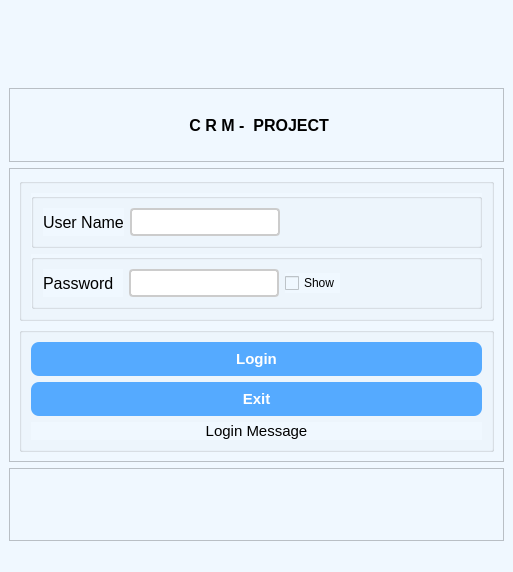
mithat720/Python-Module-Week7, file login.ui: the form before one commit.
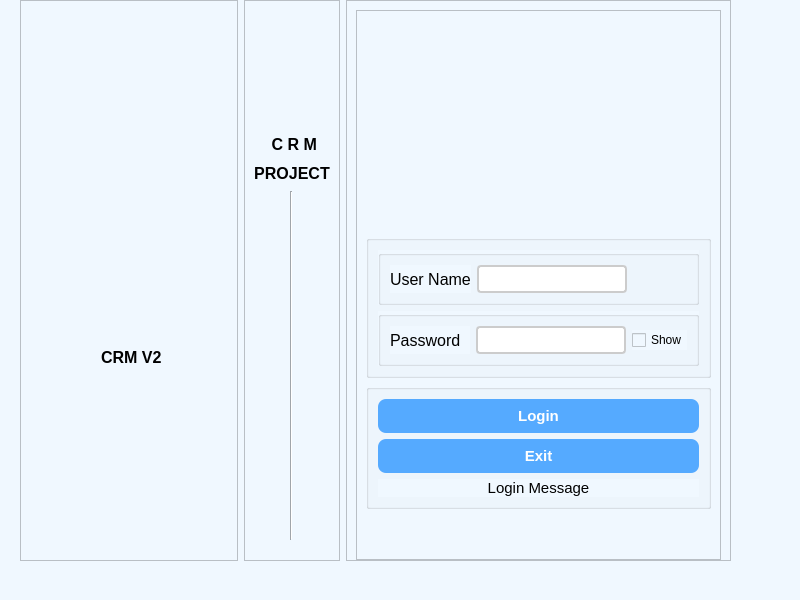
The form after the commit. Icons and pictures are not drawn.

Patch:
```diff
--- a/login.ui
+++ b/login.ui
@@ -6,8 +6,8 @@
    <rect>
     <x>0</x>
     <y>0</y>
-    <width>513</width>
-    <height>572</height>
+    <width>800</width>
+    <height>600</height>
    </rect>
   </property>
   <property name="windowTitle">
@@ -38,38 +38,122 @@
 </string>
   </property>
   <widget class="QWidget" name="centralwidget">
-   <layout class="QVBoxLayout" name="verticalLayout_2">
-    <item alignment="Qt::AlignHCenter">
+   <widget class="QWidget" name="layoutWidget">
+    <property name="geometry">
+     <rect>
+      <x>0</x>
+      <y>0</y>
+      <width>781</width>
+      <height>561</height>
+     </rect>
+    </property>
+    <layout class="QHBoxLayout" name="horizontalLayout" stretch="20,5,20">
+     <property name="leftMargin">
+      <number>20</number>
+     </property>
+     <property name="rightMargin">
+      <number>50</number>
+     </property>
+     <item>
+      <widget class="QFrame" name="frame_6">
+       <property name="frameShape">
+        <enum>QFrame::StyledPanel</enum>
+       </property>
+       <property name="frameShadow">
+        <enum>QFrame::Raised</enum>
+       </property>
+       <layout class="QVBoxLayout" name="verticalLayout_3" stretch="15,5,20">
+        <property name="spacing">
+         <number>6</number>
+        </property>
+        <property name="topMargin">
+         <number>200</number>
+        </property>
+        <item>
+         <widget class="QLabel" name="label">
+          <property name="text">
+           <string/>
+          </property>
+          <property name="pixmap">
+           <pixmap>Icons/werhere_logo_t.png</pixmap>
+          </property>
+          <property name="scaledContents">
+           <bool>false</bool>
+          </property>
+          <property name="alignment">
+           <set>Qt::AlignCenter</set>
+          </property>
+          <property name="margin">
+           <number>0</number>
+          </property>
+         </widget>
+        </item>
+        <item>
+         <widget class="QLabel" name="label_14">
+          <property name="font">
+           <font>
+            <pointsize>12</pointsize>
+            <weight>75</weight>
+            <bold>true</bold>
+           </font>
+          </property>
+          <property name="layoutDirection">
+           <enum>Qt::RightToLeft</enum>
+          </property>
+          <property name="text">
+           <string> CRM V2</string>
+          </property>
+          <property name="alignment">
+           <set>Qt::AlignCenter</set>
+          </property>
+         </widget>
+        </item>
+        <item>
+         <spacer name="verticalSpacer">
+          <property name="orientation">
+           <enum>Qt::Vertical</enum>
+          </property>
+          <property name="sizeType">
+           <enum>QSizePolicy::Expanding</enum>
+          </property>
+          <property name="sizeHint" stdset="0">
+           <size>
+            <width>20</width>
+            <height>40</height>
+           </size>
+          </property>
+         </spacer>
+        </item>
+       </layout>
+      </widget>
+     </item>
+     <item>
+      <widget class="QFrame" name="frame_4">
+       <property name="frameShape">
+        <enum>QFrame::StyledPanel</enum>
+       </property>
+       <property name="frameShadow">
+        <enum>QFrame::Raised</enum>
+       </property>
+       <layout class="QVBoxLayout" name="verticalLayout_2" stretch="5,1,1,15">
+        <property name="bottomMargin">
+         <number>20</number>
+        </property>
+        <item>
      <widget class="QLabel" name="label_13">
+          <property name="layoutDirection">
+           <enum>Qt::RightToLeft</enum>
+          </property>
       <property name="text">
        <string/>
       </property>
       <property name="pixmap">
-       <pixmap>Icons/png/rsz_logo_vit-7-3-1.png</pixmap>
-      </property>
-     </widget>
-    </item>
-    <item>
-     <widget class="QFrame" name="frame_3">
-      <property name="frameShape">
-       <enum>QFrame::StyledPanel</enum>
-      </property>
-      <property name="frameShadow">
-       <enum>QFrame::Raised</enum>
-      </property>
-      <layout class="QHBoxLayout" name="horizontalLayout_2">
-       <item>
-        <spacer name="horizontalSpacer_15">
-         <property name="orientation">
-          <enum>Qt::Horizontal</enum>
-         </property>
-         <property name="sizeHint" stdset="0">
-          <size>
-           <width>155</width>
-           <height>20</height>
-          </size>
-         </property>
-        </spacer>
+           <pixmap>Icons/logo_vit_7_3.png</pixmap>
+          </property>
+          <property name="alignment">
+           <set>Qt::AlignCenter</set>
+          </property>
+         </widget>
        </item>
        <item>
         <widget class="QLabel" name="label_9">
@@ -80,27 +164,59 @@
            <bold>true</bold>
           </font>
          </property>
+          <property name="layoutDirection">
+           <enum>Qt::RightToLeft</enum>
+          </property>
          <property name="text">
-          <string> C R M -  PROJECT</string>
+           <string> C R M</string>
+          </property>
+          <property name="alignment">
+           <set>Qt::AlignCenter</set>
          </property>
         </widget>
        </item>
        <item>
-        <spacer name="horizontalSpacer_16">
+         <widget class="QLabel" name="label_12">
+          <property name="font">
+           <font>
+            <pointsize>12</pointsize>
+            <weight>75</weight>
+            <bold>true</bold>
+           </font>
+          </property>
+          <property name="layoutDirection">
+           <enum>Qt::RightToLeft</enum>
+          </property>
+          <property name="text">
+           <string>PROJECT</string>
+          </property>
+          <property name="alignment">
+           <set>Qt::AlignCenter</set>
+          </property>
+         </widget>
+        </item>
+        <item alignment="Qt::AlignHCenter">
+         <widget class="Line" name="line">
          <property name="orientation">
-          <enum>Qt::Horizontal</enum>
-         </property>
-         <property name="sizeHint" stdset="0">
-          <size>
-           <width>155</width>
-           <height>20</height>
-          </size>
-         </property>
-        </spacer>
+           <enum>Qt::Vertical</enum>
+          </property>
+         </widget>
        </item>
       </layout>
      </widget>
     </item>
+     <item>
+      <widget class="QFrame" name="frame_5">
+       <property name="frameShape">
+        <enum>QFrame::StyledPanel</enum>
+       </property>
+       <property name="frameShadow">
+        <enum>QFrame::Raised</enum>
+       </property>
+       <layout class="QVBoxLayout" name="verticalLayout_4" stretch="0">
+        <property name="bottomMargin">
+         <number>0</number>
+        </property>
     <item>
      <widget class="QFrame" name="frame">
       <property name="frameShape">
@@ -110,6 +226,22 @@
        <enum>QFrame::Raised</enum>
       </property>
       <layout class="QVBoxLayout" name="verticalLayout_9">
+           <property name="bottomMargin">
+            <number>50</number>
+           </property>
+           <item>
+            <spacer name="verticalSpacer_2">
+             <property name="orientation">
+              <enum>Qt::Vertical</enum>
+             </property>
+             <property name="sizeHint" stdset="0">
+              <size>
+               <width>20</width>
+               <height>40</height>
+              </size>
+             </property>
+            </spacer>
+           </item>
        <item>
         <widget class="QGroupBox" name="groupBox_10">
          <property name="title">
@@ -343,34 +475,14 @@
       </layout>
       <zorder>groupBox_13</zorder>
       <zorder>groupBox_10</zorder>
-     </widget>
-    </item>
-    <item>
-     <widget class="QFrame" name="frame_2">
-      <property name="frameShape">
-       <enum>QFrame::StyledPanel</enum>
-      </property>
-      <property name="frameShadow">
-       <enum>QFrame::Raised</enum>
-      </property>
-      <layout class="QHBoxLayout" name="horizontalLayout">
-       <item>
-        <spacer name="horizontalSpacer_19">
-         <property name="orientation">
-          <enum>Qt::Horizontal</enum>
-         </property>
-         <property name="sizeHint" stdset="0">
-          <size>
-           <width>474</width>
-           <height>20</height>
-          </size>
-         </property>
-        </spacer>
-       </item>
+          <zorder>verticalSpacer_2</zorder>
+         </widget>
+        </item>
       </layout>
      </widget>
     </item>
    </layout>
+   </widget>
   </widget>
   <widget class="QStatusBar" name="statusbar"/>
   <action name="action1_Bsamak">
```
Left out of the diff: 16 changed lines with no effect on the pictures. Lines whose indentation alone changed are shown as unchanged.
